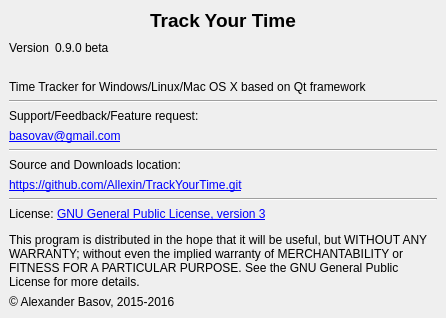
Before: the Qt Designer form TrackYourTime/aboutwindow.ui in Allexin/TrackYourTime, drawn with Qt 5.
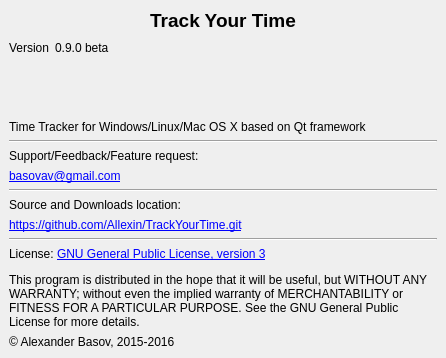
After: the same form once the commit is applied.

What changed in the file:
```diff
--- a/TrackYourTime/aboutwindow.ui
+++ b/TrackYourTime/aboutwindow.ui
@@ -12,14 +12,14 @@
   </property>
   <property name="minimumSize">
    <size>
-    <width>446</width>
-    <height>318</height>
+    <width>0</width>
+    <height>0</height>
    </size>
   </property>
   <property name="maximumSize">
    <size>
-    <width>446</width>
-    <height>318</height>
+    <width>1000</width>
+    <height>1000</height>
    </size>
   </property>
   <property name="windowTitle">
```
